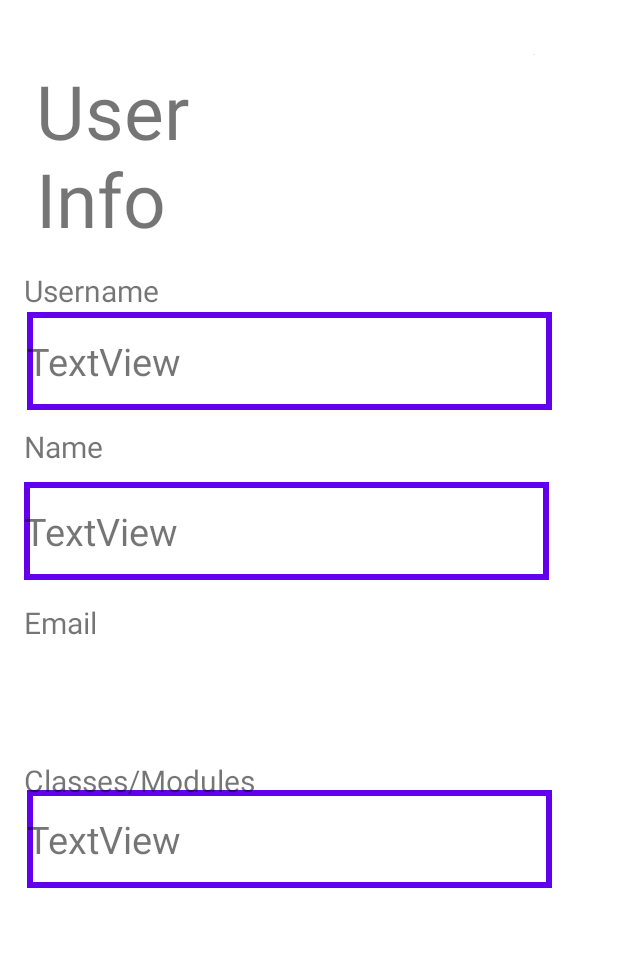
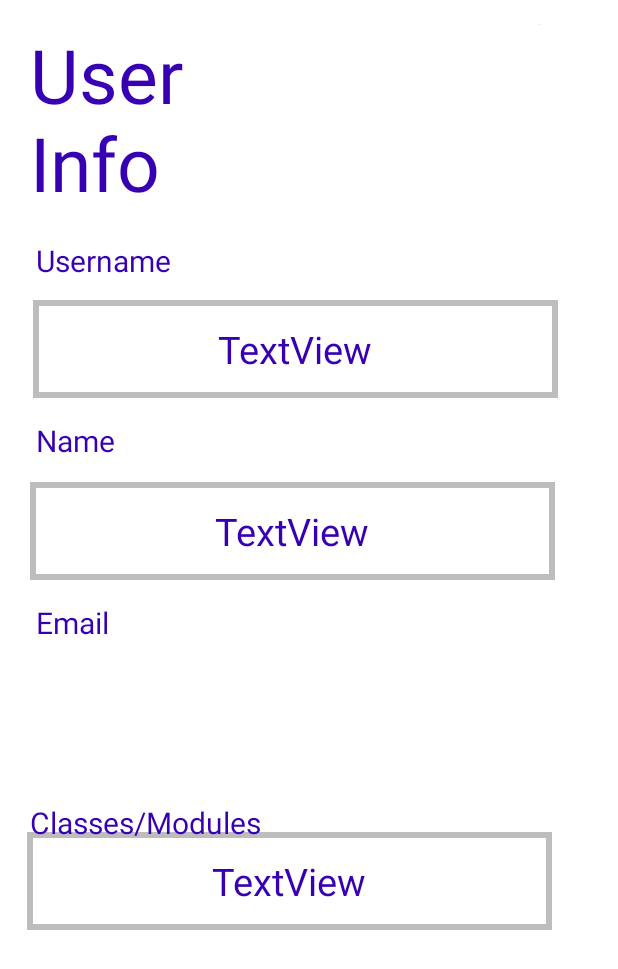
Before and after one commit to VitriolicTurtle/alphaBSc, an Android app: the layout fragment_user.xml on its own in the app's theme, with its tools: preview values and no code run, on a phone screen of 412 x 824 dp. Shown: the top 969 px of the screen. Run offline under Robolectric (Android 15) with nearby library versions, the phone set to English and light mode, and no system bars.

Commit message:
themes now work without resetting app, added user info and friends list

```diff
--- a/Alpha/app/src/main/AndroidManifest.xml
+++ b/Alpha/app/src/main/AndroidManifest.xml
@@ -8,7 +8,7 @@
         android:label="@string/app_name"
         android:roundIcon="@mipmap/ic_launcher_round"
         android:supportsRtl="true"
-        android:theme="@style/Theme.ΑBSc">
+        android:theme="@style/AppTheme">
         <activity android:name=".RegisterActivity"></activity>
         <activity android:name=".MainActivity">
             <intent-filter>
--- a/Alpha/app/src/main/java/com/cn/bsc/fragments/LoginFragment.kt
+++ b/Alpha/app/src/main/java/com/cn/bsc/fragments/LoginFragment.kt
@@ -57,7 +57,7 @@ class LoginFragment : Fragment() {
                     if (task.isSuccessful) {
                         // Sign in success, update UI with the signed-in user's information
                         Toast.makeText(activity,"Logged in!",Toast.LENGTH_SHORT).show()
-                        findNavController().navigate(R.id.dest_user)
+                        findNavController().navigate(R.id.dest_user_profile)
                     } else {
                         // If sign in fails, display a message to the user.
                         Toast.makeText(activity,"Login failed!",Toast.LENGTH_SHORT).show()
--- a/Alpha/app/src/main/java/com/cn/bsc/fragments/MainFragment.kt
+++ b/Alpha/app/src/main/java/com/cn/bsc/fragments/MainFragment.kt
@@ -7,6 +7,7 @@ import android.view.LayoutInflater
 import android.view.View
 import android.view.ViewGroup
 import android.widget.Button
+import androidx.appcompat.app.AppCompatDelegate
 import androidx.databinding.DataBindingUtil
 import androidx.fragment.app.FragmentManager
 import androidx.fragment.app.FragmentTransaction
@@ -15,7 +16,11 @@ import androidx.navigation.fragment.findNavController
 
 import com.cn.bsc.R
 import com.cn.bsc.databinding.FragmentMainBinding
+import com.cn.bsc.sharedprefs
 import kotlinx.android.synthetic.main.fragment_main.*
+
+
+
 
 class MainFragment : Fragment() {
     private lateinit var binding: FragmentMainBinding
--- a/Alpha/app/src/main/res/drawable/circle.xml
+++ b/Alpha/app/src/main/res/drawable/circle.xml
@@ -2,7 +2,8 @@
 <shape xmlns:android="http://schemas.android.com/apk/res/android"
     android:shape="oval">
 
-    <solid android:color="@color/colorPrimary" />
+
+    <solid android:color="@color/neutral" />
 
     <size
         android:height="60dp"
--- a/Alpha/app/src/main/res/drawable/textview_border.xml
+++ b/Alpha/app/src/main/res/drawable/textview_border.xml
@@ -2,8 +2,10 @@
 <shape xmlns:android="http://schemas.android.com/apk/res/android"
     android:shape="rectangle">
 
+
+
     <stroke
-        android:color="@color/colorPrimary"
+        android:color="@color/neutral"
         android:width="4dp"/>
 
 </shape>
--- a/Alpha/app/src/main/res/layout/activity_main.xml
+++ b/Alpha/app/src/main/res/layout/activity_main.xml
@@ -14,6 +14,9 @@
         android:layout_height="match_parent"
         android:orientation="vertical"
         tools:context=".MainActivity">
+
+
+
 
         <!-- Navigation Fragment -->
 
--- a/Alpha/app/src/main/res/layout/fragment_setting.xml
+++ b/Alpha/app/src/main/res/layout/fragment_setting.xml
@@ -90,15 +90,14 @@
             android:id="@+id/d_modes"
             android:layout_width="219dp"
             android:layout_height="48dp"
-            android:layout_marginStart="24dp"
-            android:layout_marginEnd="172dp"
+            android:layout_marginEnd="160dp"
             android:text="@string/dark_mode"
             android:textColor="@color/colorText"
             app:layout_constraintBottom_toBottomOf="parent"
             app:layout_constraintEnd_toEndOf="parent"
             app:layout_constraintLeft_toLeftOf="parent"
             app:layout_constraintTop_toTopOf="parent"
-            app:layout_constraintVertical_bias="0.639" />
+            app:layout_constraintVertical_bias="0.613" />
 
     </androidx.constraintlayout.widget.ConstraintLayout>
 </layout>
--- a/Alpha/app/src/main/res/layout/fragment_user.xml
+++ b/Alpha/app/src/main/res/layout/fragment_user.xml
@@ -7,16 +7,18 @@
         android:layout_width="match_parent"
         android:layout_height="match_parent"
         tools:ignore="ExtraText"><![CDATA[
-        tools:context=".fragments.UserFragment">]]>
+        tools:context=".fragments.UserFragment">
 
 
+
+        ]]>
 
         <ImageView
             android:id="@+id/imageView"
             android:layout_width="wrap_content"
             android:layout_height="wrap_content"
-            android:layout_marginTop="36dp"
-            android:layout_marginEnd="56dp"
+            android:layout_marginTop="16dp"
+            android:layout_marginEnd="52dp"
             app:layout_constraintEnd_toEndOf="parent"
             app:layout_constraintTop_toTopOf="parent"
             tools:srcCompat="@tools:sample/avatars" />
@@ -25,8 +27,8 @@
             android:id="@+id/textView"
             android:layout_width="107dp"
             android:layout_height="28dp"
-            android:layout_marginStart="16dp"
-            android:layout_marginTop="180dp"
+            android:layout_marginStart="24dp"
+            android:layout_marginTop="160dp"
             android:text="Username"
             android:textSize="20sp"
             app:layout_constraintStart_toStartOf="parent"
@@ -36,8 +38,8 @@
             android:id="@+id/textView2"
             android:layout_width="115dp"
             android:layout_height="29dp"
-            android:layout_marginStart="16dp"
-            android:layout_marginTop="76dp"
+            android:layout_marginStart="24dp"
+            android:layout_marginTop="92dp"
             android:text="Name"
             android:textSize="20sp"
             app:layout_constraintStart_toStartOf="parent"
@@ -47,8 +49,8 @@
             android:id="@+id/textView3"
             android:layout_width="115dp"
             android:layout_height="29dp"
-            android:layout_marginStart="16dp"
-            android:layout_marginTop="88dp"
+            android:layout_marginStart="24dp"
+            android:layout_marginTop="92dp"
             android:text="Email"
             android:textSize="20sp"
             app:layout_constraintStart_toStartOf="parent"
@@ -58,10 +60,10 @@
             android:id="@+id/user_name"
             android:layout_width="350dp"
             android:layout_height="65dp"
-            android:layout_marginTop="208dp"
-            android:layout_marginEnd="44dp"
+            android:layout_marginTop="200dp"
+            android:layout_marginEnd="40dp"
             android:background="@drawable/textview_border"
-            android:gravity="center_vertical"
+            android:gravity="center"
             android:text="TextView"
             android:textSize="25sp"
             app:layout_constraintEnd_toEndOf="parent"
@@ -71,13 +73,13 @@
             android:id="@+id/textView5"
             android:layout_width="350dp"
             android:layout_height="65dp"
-            android:layout_marginTop="48dp"
+            android:layout_marginTop="56dp"
             android:background="@drawable/textview_border"
-            android:gravity="center_vertical"
+            android:gravity="center"
             android:text="TextView"
             android:textSize="25sp"
             app:layout_constraintEnd_toEndOf="parent"
-            app:layout_constraintHorizontal_bias="0.262"
+            app:layout_constraintHorizontal_bias="0.327"
             app:layout_constraintStart_toStartOf="parent"
             app:layout_constraintTop_toBottomOf="@+id/user_name" />
 
@@ -86,18 +88,18 @@
             android:layout_width="350dp"
             android:layout_height="65dp"
             android:layout_marginEnd="44dp"
-            android:layout_marginBottom="232dp"
+            android:layout_marginBottom="204dp"
             android:background="@drawable/textview_border"
-            android:gravity="center_vertical"
+            android:gravity="center"
             android:text="TextView"
             android:textSize="25sp"
             app:layout_constraintBottom_toBottomOf="parent"
             app:layout_constraintEnd_toEndOf="parent" />
 
         <ScrollView
-            android:layout_width="345dp"
-            android:layout_height="146dp"
-            android:layout_marginEnd="44dp"
+            android:layout_width="330dp"
+            android:layout_height="136dp"
+            android:layout_marginEnd="60dp"
             android:layout_marginBottom="16dp"
             app:layout_constraintBottom_toBottomOf="parent"
             app:layout_constraintEnd_toEndOf="parent" />
@@ -106,8 +108,8 @@
             android:id="@+id/textView7"
             android:layout_width="195dp"
             android:layout_height="37dp"
-            android:layout_marginStart="16dp"
-            android:layout_marginTop="76dp"
+            android:layout_marginStart="20dp"
+            android:layout_marginTop="104dp"
             android:text="Classes/Modules"
             android:textSize="20sp"
             app:layout_constraintStart_toStartOf="parent"
@@ -117,8 +119,8 @@
             android:id="@+id/textView8"
             android:layout_width="186dp"
             android:layout_height="122dp"
-            android:layout_marginStart="24dp"
-            android:layout_marginTop="40dp"
+            android:layout_marginStart="20dp"
+            android:layout_marginTop="16dp"
             android:text="User Info"
             android:textSize="50dp"
             app:layout_constraintStart_toStartOf="parent"
--- a/Alpha/app/src/main/res/navigation/navigation_main.xml
+++ b/Alpha/app/src/main/res/navigation/navigation_main.xml
@@ -60,6 +60,7 @@
 
     <fragment
         android:id="@+id/dest_user_profile"
+        android:name="com.cn.bsc.fragments.UserProfileFragment"
         android:label="User screen"
         tools:layout="@layout/fragment_user_profile" >
         <action
@@ -75,7 +76,7 @@
 
     <fragment
         android:id="@+id/dest_friends_list"
-        android:name="com.cn.bsc.fragments.SettingFragment"
+        android:name="com.cn.bsc.fragments.FriendsListFragment"
         android:label="Settings"
         tools:layout="@layout/fragment_friends_list" />
 
--- a/Alpha/app/src/main/res/values/colors.xml
+++ b/Alpha/app/src/main/res/values/colors.xml
@@ -7,6 +7,7 @@
     <color name="teal_700">#FF018786</color>
     <color name="black">#FF000000</color>
     <color name="white">#FFFFFFFF</color>
+    <color name="neutral">#BDBDBD</color>
 
     <color name="colorPrimary">#6200EE</color>
     <color name="colorPrimaryDark">#3700B3</color>
--- a/Alpha/app/src/main/res/values/strings.xml
+++ b/Alpha/app/src/main/res/values/strings.xml
@@ -11,7 +11,7 @@
     <string name="login_failed">"Login failed"</string>
     <!-- TODO: Remove or change this placeholder text -->
     <string name="hello_blank_fragment">Hello blank fragment</string>
-    <string name="dark_mode">darkMode</string>
+    <string name="dark_mode">  DarkMode</string>
     <string name="settings">Settings</string>
     <string name="red_theme">Red Theme</string>
     <string name="green_theme">Green Theme</string>
--- a/Alpha/app/src/main/res/values/themes.xml
+++ b/Alpha/app/src/main/res/values/themes.xml
@@ -2,7 +2,7 @@
     <!-- Base application theme. -->
     <style name="Theme.ΑBSc" parent="Theme.MaterialComponents.DayNight.DarkActionBar">
         <!-- Primary brand color. -->
-        <item name="colorPrimary">@color/purple_500</item>
+        <item name="colorPrimary">#260B4E</item>
         <item name="colorPrimaryVariant">@color/purple_700</item>
         <item name="colorOnPrimary">@color/white</item>
         <!-- Secondary brand color. -->
@@ -13,4 +13,5 @@
         <item name="android:statusBarColor" tools:targetApi="l">?attr/colorPrimaryVariant</item>
         <!-- Customize your theme here. -->
     </style>
+
 </resources>
```
Also changed, not shown: Alpha/app/src/main/java/com/cn/bsc/MainActivity.kt (+17 -14 lines), Alpha/app/src/main/java/com/cn/bsc/fragments/FriendsListFragment.kt (added, +32 -0 lines), Alpha/app/src/main/java/com/cn/bsc/fragments/UserFragment.kt (+63 -3 lines), Alpha/app/src/main/java/com/cn/bsc/fragments/UserProfileFragment.kt (+27 -3 lines), Alpha/app/src/main/java/com/cn/bsc/fragments/settingFragment.kt (+6 -17 lines), Alpha/app/src/main/res/layout/fragment_friends_list.xml (+23 -11 lines), Alpha/app/src/main/res/layout/fragment_user_profile.xml (+10 -10 lines), Alpha/app/src/main/res/values/styles.xml (+9 -8 lines).
